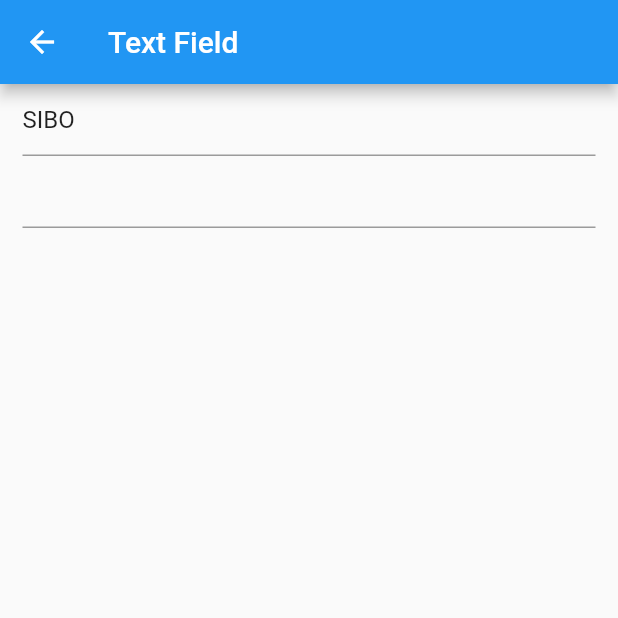
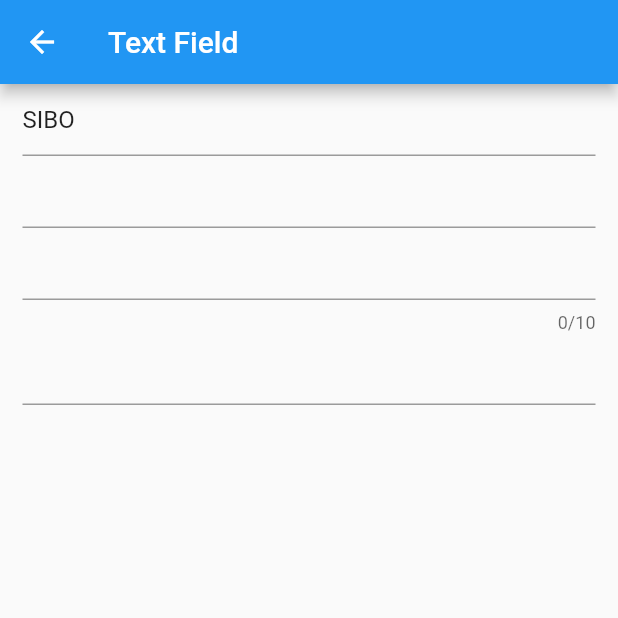
Before and after one commit to WHITELOTUS0/FlutterProject, a Flutter app: the screen it shows after launch, after a tap on "Form Text", on a phone screen of 412 x 824 dp, the top half of it. Run offline on Flutter 3.47's test engine with Material 2 defaults, Android fonts, the phone set to English and light mode, and no system bars; our stand-ins replace flutter_form_builder, fluttertoast, form_builder_validators.

```diff
--- a/myproject/lib/main.dart
+++ b/myproject/lib/main.dart
@@ -2,6 +2,8 @@ import 'package:flutter/material.dart';
 import 'package:myproject/Screens/ColumnScreen.dart';
 import 'package:myproject/screens/ContainerScreen.dart';
 import 'package:myproject/screens/ContainerStylingScreen.dart';
+import 'package:myproject/screens/FormDecoration.dart';
+import 'package:myproject/screens/FormOtherFieldsScreen.dart';
 import 'package:myproject/screens/FormTextField.dart';
 import 'package:myproject/screens/ImagesScreen.dart';
 import 'package:myproject/screens/RowsScreen.dart';
@@ -185,6 +187,36 @@ class _MyHomePageState extends State<MyHomePage> {
               );
             },
           ),
+          ListTile(
+            title: Text("Form Decoration"),
+            leading: Icon(Icons.dark_mode_sharp),
+            trailing: Icon(Icons.chevron_right),
+            subtitle:Text("Decorating the input fields"),
+            onTap: (){
+              Navigator.push(
+                context,
+                MaterialPageRoute(
+                  builder: (context) => FormDecoration(),
+                ),
+              );
+            },
+          ),
+
+
+          ListTile(
+            title: Text("Form other fields"),
+            leading: Icon(Icons.other_houses),
+            trailing: Icon(Icons.chevron_right),
+            subtitle:Text("Other input fields"),
+            onTap: (){
+              Navigator.push(
+                context,
+                MaterialPageRoute(
+                  builder: (context) => FormOtherFieldsScreen(),
+                ),
+              );
+            },
+          ),
           /*InkWell(
             onTap: () {
               Navigator.push(
--- a/myproject/lib/screens/FormTextField.dart
+++ b/myproject/lib/screens/FormTextField.dart
@@ -27,7 +27,26 @@ class _FormTextFieldState extends State<FormTextField> {
               readOnly: true,
             ),
             FormBuilderTextField(
-              name: "last_name",),
+              name: "password",
+              obscureText: true,
+              autofocus: true,
+              textInputAction: TextInputAction.next,
+            ),
+            FormBuilderTextField(
+              name: "country",
+              textAlign: TextAlign.center,
+              cursorWidth: 5,
+              cursorColor: Colors.red,
+              textInputAction: TextInputAction.next,
+              textCapitalization: TextCapitalization.characters,
+              maxLength: 10,
+            ),
+            FormBuilderTextField(
+              name: "phone_number",
+              keyboardType: TextInputType.number,
+              textInputAction: TextInputAction.search,
+
+            ),
           ],
         ),
       ),
--- a/myproject/pubspec.yaml
+++ b/myproject/pubspec.yaml
@@ -38,6 +38,7 @@ dependencies:
   cupertino_icons: ^1.0.2
   fluttertoast: ^8.1.2
   flutter_form_builder: ^7.7.0
+  form_builder_validators: ^8.4.0
 
 dev_dependencies:
   flutter_test:
```
Also changed, not shown: myproject/lib/screens/FormDecoration.dart (added, +71 -0 lines), myproject/lib/screens/FormOtherFieldsScreen.dart (added, +109 -0 lines), myproject/pubspec.lock.
